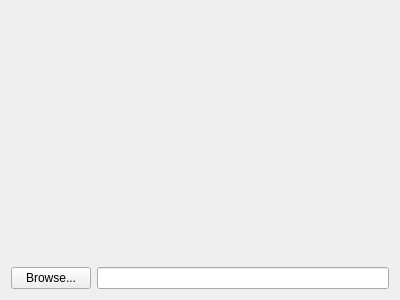
coltoncandy/Image-Generator-Wizard, file ImageWizard/filechooser.ui: the form before one commit.
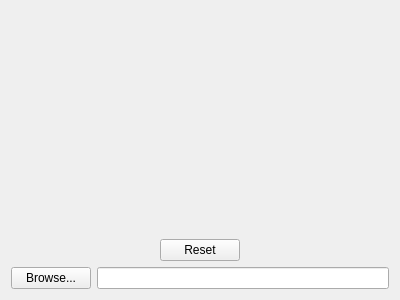
The form after the commit.

Patch:
```diff
--- a/ImageWizard/filechooser.ui
+++ b/ImageWizard/filechooser.ui
@@ -61,6 +61,43 @@
      </property>
     </widget>
    </item>
+   <item>
+    <layout class="QHBoxLayout" name="horizontalLayout_2">
+     <item>
+      <spacer name="horizontalSpacer">
+       <property name="orientation">
+        <enum>Qt::Horizontal</enum>
+       </property>
+       <property name="sizeHint" stdset="0">
+        <size>
+         <width>40</width>
+         <height>20</height>
+        </size>
+       </property>
+      </spacer>
+     </item>
+     <item>
+      <widget class="QPushButton" name="resetButton">
+       <property name="text">
+        <string>Reset</string>
+       </property>
+      </widget>
+     </item>
+     <item>
+      <spacer name="horizontalSpacer_2">
+       <property name="orientation">
+        <enum>Qt::Horizontal</enum>
+       </property>
+       <property name="sizeHint" stdset="0">
+        <size>
+         <width>40</width>
+         <height>20</height>
+        </size>
+       </property>
+      </spacer>
+     </item>
+    </layout>
+   </item>
    <item>
     <layout class="QHBoxLayout" name="horizontalLayout">
      <item>
```
Left out of the diff: 21 changed lines with no effect on the pictures.
